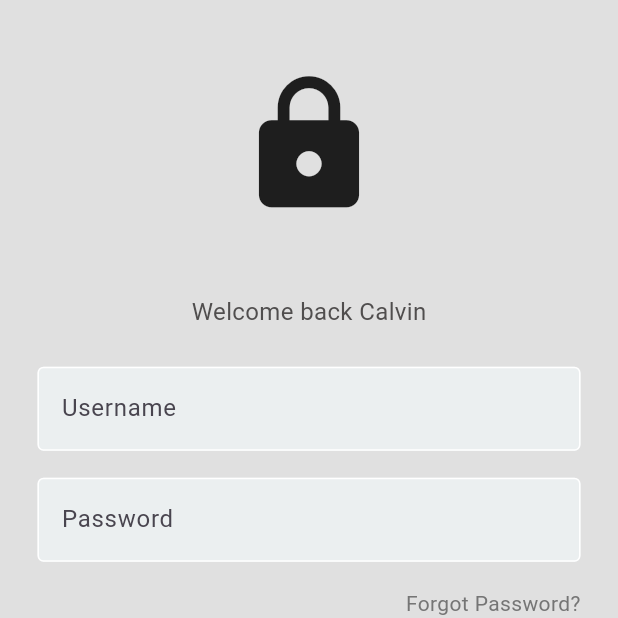
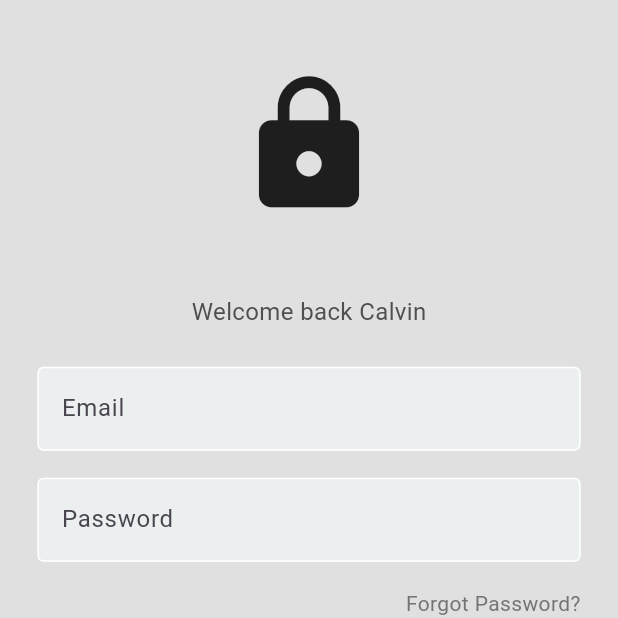
Before and after one commit to calebProg/bible_app, a Flutter app: the screen it shows after launch, on a phone screen of 412 x 824 dp, the top half of it. Run offline on Flutter 3.47's test engine with Material 3 defaults, Android fonts, the phone set to English and light mode, and no system bars; our stand-ins replace firebase_auth, firebase_core; accounts and stored records are empty.

```diff
--- a/lib/main.dart
+++ b/lib/main.dart
@@ -1,4 +1,4 @@
-import 'package:bible_app/pages/login_page.dart';
+import 'package:bible_app/pages/auth_page.dart';
 import 'package:flutter/material.dart';
 import 'package:firebase_core/firebase_core.dart';
 import 'firebase_options.dart';
@@ -17,9 +17,9 @@ class MyApp extends StatelessWidget {
   // This widget is the root of your application.
   @override
   Widget build(BuildContext context) {
-    return MaterialApp(
+    return const MaterialApp(
       debugShowCheckedModeBanner: false,
-      home: LoginPage(),
+      home: AuthPage(),
     );
   }
 }
--- /dev/null
+++ b/lib/pages/auth_page.dart
@@ -0,0 +1,28 @@
+import 'package:bible_app/pages/login_page.dart';
+import 'package:firebase_auth/firebase_auth.dart';
+import 'package:firebase_core/firebase_core.dart';
+import 'package:flutter/material.dart';
+import 'home_page.dart';
+
+class AuthPage extends StatelessWidget {
+  const AuthPage({super.key});
+
+  @override
+  Widget build(BuildContext context) {
+    return Scaffold(
+      body: StreamBuilder<User?>(
+        stream: FirebaseAuth.instance.authStateChanges(),
+        builder: (context, snapshot) {
+          // is the user logged in
+          if (snapshot.hasData) {
+            return const HomePage();
+          }
+          // is the user not logged in
+          else {
+            return LoginPage();
+          }
+        },
+      ),
+    );
+  }
+}
--- a/lib/pages/login_page.dart
+++ b/lib/pages/login_page.dart
@@ -1,16 +1,22 @@
 import 'package:bible_app/components/my_button.dart';
 import 'package:bible_app/components/square_tile.dart';
+import 'package:firebase_auth/firebase_auth.dart';
 import 'package:flutter/material.dart';
 import 'package:bible_app/components/my_textfield.dart';
 
 class LoginPage extends StatelessWidget {
   LoginPage({Key? key}) : super(key: key);
 
-  final TextEditingController usernameController = TextEditingController();
+  final TextEditingController emailController = TextEditingController();
   final TextEditingController passwordController = TextEditingController();
 
   //sign user in
-  void signUserIn() {}
+  void signUserIn() async {
+    await FirebaseAuth.instance.signInWithEmailAndPassword(
+      email: emailController.text,
+      password: passwordController.text,
+    );
+  }
 
   @override
   Widget build(BuildContext context) {
@@ -38,10 +44,10 @@ class LoginPage extends StatelessWidget {
               ),
 
               SizedBox(height: 25),
-              // username
+              // email
               MyTextfield(
-                controller: usernameController,
-                hintText: 'Username',
+                controller: emailController,
+                hintText: 'Email',
                 obscureText: false,
               ),
 
--- a/pubspec.yaml
+++ b/pubspec.yaml
@@ -36,6 +36,7 @@ dependencies:
   # Use with the CupertinoIcons class for iOS style icons.
   cupertino_icons: ^1.0.6
   firebase_core: ^3.1.1
+  firebase_auth: ^5.1.1
 
 dev_dependencies:
   flutter_test:
```
Also changed, not shown: lib/pages/home_page.dart (added, +14 -0 lines), pubspec.lock, 3 other files.
